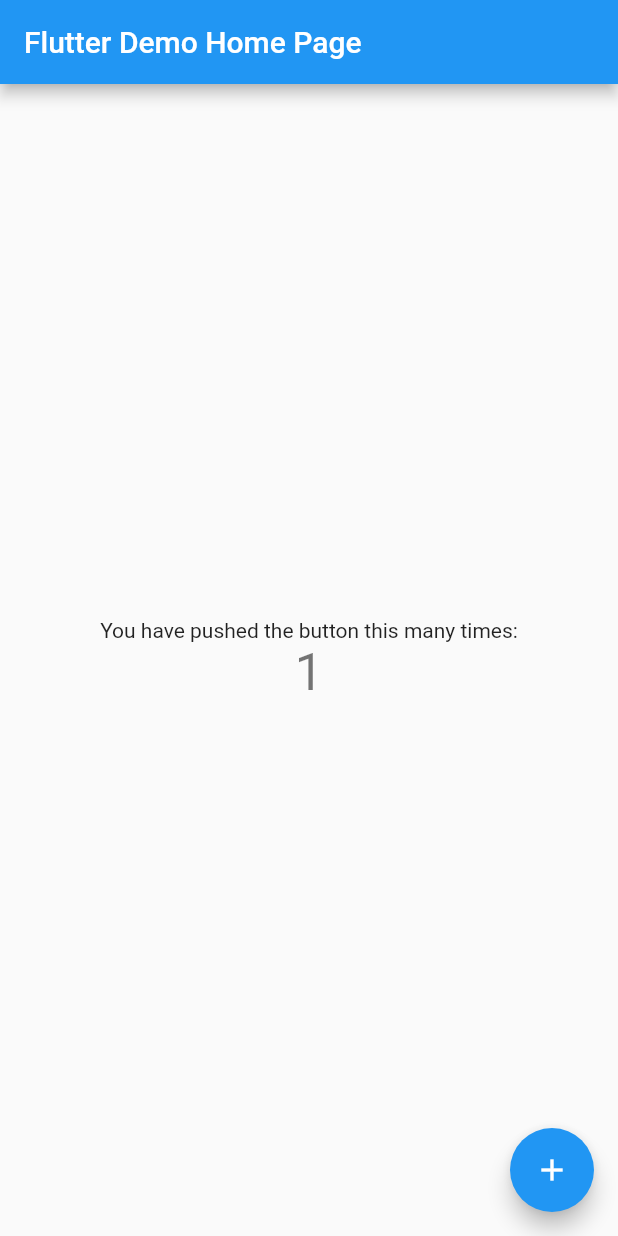
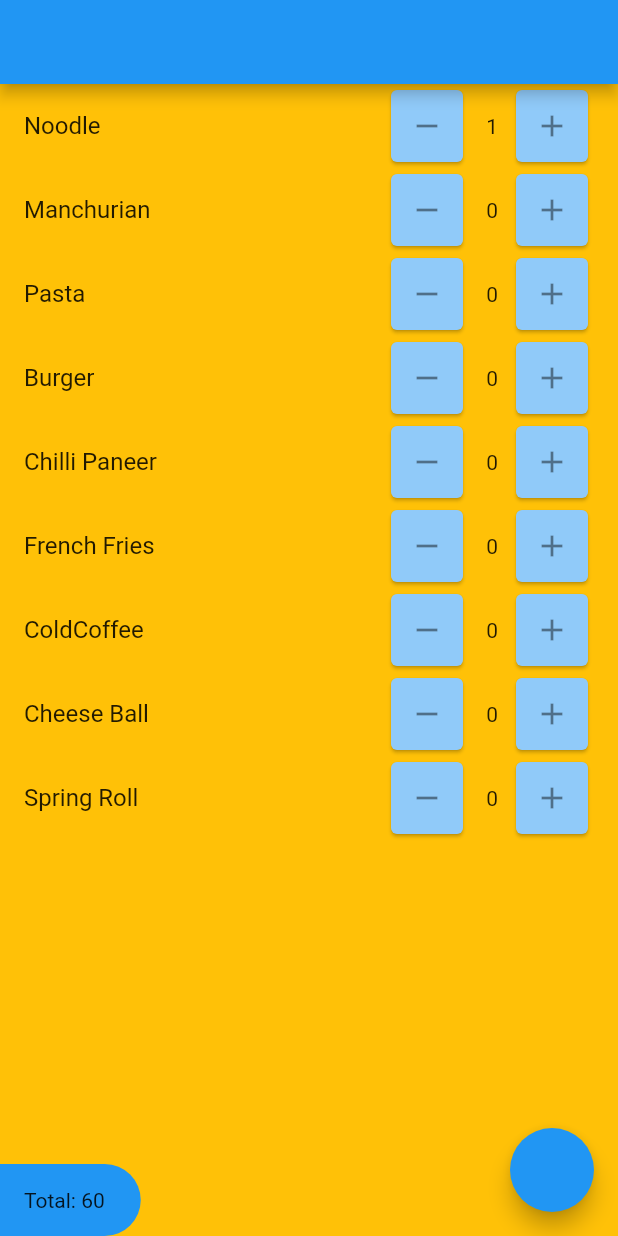
Before and after one commit to Anshu-Jaiswal/hotel_menu_app, a Flutter app: the screen it shows after launch, after a tap on the "add" icon, on a phone screen of 412 x 824 dp. Run offline on Flutter 3.47's test engine with Material 2 defaults, Android fonts, the phone set to English and light mode, and no system bars.

Commit message:
Orderlist Page

```diff
--- a/lib/main.dart
+++ b/lib/main.dart
@@ -1,4 +1,8 @@
 import 'package:flutter/material.dart';
+import 'package:hotel_menu_app/model/item.dart';
+import 'package:hotel_menu_app/order_list_page.dart';
+import 'package:hotel_menu_app/providers/item_provider.dart';
+import 'package:provider/provider.dart';
 
 void main() {
   runApp(const MyApp());
@@ -7,94 +11,13 @@ void main() {
 class MyApp extends StatelessWidget {
   const MyApp({super.key});
 
-  // This widget is the root of your application.
   @override
   Widget build(BuildContext context) {
-    return MaterialApp(
-      title: 'Flutter Demo',
-      theme: ThemeData(
-
-        primarySwatch: Colors.blue,
+    return ChangeNotifierProvider(
+      create: (context) => ItemProvider(allItems),
+      child: MaterialApp(
+        home: OrderListPage(),
       ),
-      home: const MyHomePage(title: 'Flutter Demo Home Page'),
     );
   }
 }
-
-class MyHomePage extends StatefulWidget {
-  const MyHomePage({super.key, required this.title});
-
-
-
-  final String title;
-
-  @override
-  State<MyHomePage> createState() => _MyHomePageState();
-}
-
-class _MyHomePageState extends State<MyHomePage> {
-  int _counter = 0;
-
-  void _incrementCounter() {
-    setState(() {
-      // This call to setState tells the Flutter framework that something has
-      // changed in this State, which causes it to rerun the build method below
-      // so that the display can reflect the updated values. If we changed
-      // _counter without calling setState(), then the build method would not be
-      // called again, and so nothing would appear to happen.
-      _counter++;
-    });
-  }
-
-  @override
-  Widget build(BuildContext context) {
-    // This method is rerun every time setState is called, for instance as done
-    // by the _incrementCounter method above.
-    //
-    // The Flutter framework has been optimized to make rerunning build methods
-    // fast, so that you can just rebuild anything that needs updating rather
-    // than having to individually change instances of widgets.
-    return Scaffold(
-      appBar: AppBar(
-        // Here we take the value from the MyHomePage object that was created by
-        // the App.build method, and use it to set our appbar title.
-        title: Text(widget.title),
-      ),
-      body: Center(
-        // Center is a layout widget. It takes a single child and positions it
-        // in the middle of the parent.
-        child: Column(
-          // Column is also a layout widget. It takes a list of children and
-          // arranges them vertically. By default, it sizes itself to fit its
-          // children horizontally, and tries to be as tall as its parent.
-          //
-          // Invoke "debug painting" (press "p" in the console, choose the
-          // "Toggle Debug Paint" action from the Flutter Inspector in Android
-          // Studio, or the "Toggle Debug Paint" command in Visual Studio Code)
-          // to see the wireframe for each widget.
-          //
-          // Column has various properties to control how it sizes itself and
-          // how it positions its children. Here we use mainAxisAlignment to
-          // center the children vertically; the main axis here is the vertical
-          // axis because Columns are vertical (the cross axis would be
-          // horizontal).
-          mainAxisAlignment: MainAxisAlignment.center,
-          children: <Widget>[
-            const Text(
-              'You have pushed the button this many times:',
-            ),
-            Text(
-              '$_counter',
-              style: Theme.of(context).textTheme.headline4,
-            ),
-          ],
-        ),
-      ),
-      floatingActionButton: FloatingActionButton(
-        onPressed: _incrementCounter,
-        tooltip: 'Increment',
-        child: const Icon(Icons.add),
-      ), // This trailing comma makes auto-formatting nicer for build methods.
-    );
-  }
-}
--- a/lib/model/item.dart
+++ b/lib/model/item.dart
@@ -4,3 +4,15 @@ class Item {
   int price;
   Item({required this.id, required this.name, required this.price});
 }
+
+List<Item> allItems = [
+  Item(id: "N60", name: "Noodle", price: 60),
+  Item(id: "M80", name: "Manchurian", price: 80),
+  Item(id: "P100", name: "Pasta", price: 100),
+  Item(id: "B70", name: "Burger", price: 70),
+  Item(id: "CP120", name: "Chilli Paneer", price: 120),
+  Item(id: "FF50", name: "French Fries", price: 50),
+  Item(id: "CC60", name: "ColdCoffee", price: 60),
+  Item(id: "CB150", name: "Cheese Ball", price: 150),
+  Item(id: "SR100", name: "Spring Roll", price: 100),
+];
--- /dev/null
+++ b/lib/order_confirm_page.dart
@@ -0,0 +1,16 @@
+import 'package:flutter/material.dart';
+import 'package:provider/provider.dart';
+
+import 'providers/item_provider.dart';
+
+class OrderConfirmPage extends StatelessWidget {
+  const OrderConfirmPage({Key? key}) : super(key: key);
+
+  @override
+  Widget build(BuildContext context) {
+    context.read<ItemProvider>().filterItem();
+    return Scaffold(
+      appBar: AppBar(),
+    );
+  }
+}
--- /dev/null
+++ b/lib/order_list_page.dart
@@ -0,0 +1,106 @@
+import 'package:flutter/material.dart';
+import 'package:hotel_menu_app/providers/item_provider.dart';
+import 'package:provider/provider.dart';
+
+import 'model/item.dart';
+import 'order_confirm_page.dart';
+
+class OrderListPage extends StatelessWidget {
+  const OrderListPage({Key? key}) : super(key: key);
+
+  @override
+  Widget build(BuildContext context) {
+    final list = context.read<ItemProvider>().list;
+    return Scaffold(
+      backgroundColor: Colors.amber,
+      appBar: AppBar(),
+      body: Stack(
+        children: [
+          ListView.builder(
+            itemCount: list.length,
+            itemBuilder: (context, index) {
+              var item = list[index];
+              return ListTile(
+                title: Text(item.name),
+                trailing: _UpdateOrderWidget(item),
+              );
+            },
+          ),
+          Positioned.fill(
+            child: Align(
+              alignment: Alignment.bottomLeft,
+              child: Container(
+                decoration: BoxDecoration(
+                  color: Colors.blue,
+                  borderRadius: BorderRadius.only(
+                    bottomRight: Radius.circular(100),
+                    topRight: Radius.circular(100),
+                  ),
+                ),
+                padding: const EdgeInsets.fromLTRB(16, 16, 24, 16),
+                child: Text(
+                    "Total: ${context.select((ItemProvider p) => p.total)}"),
+              ),
+            ),
+          ),
+        ],
+      ),
+      floatingActionButton: FloatingActionButton(
+        onPressed: () {
+          Navigator.push(context,
+              MaterialPageRoute(builder: (context) => OrderConfirmPage()));
+        },
+      ),
+    );
+  }
+}
+
+class _UpdateOrderWidget extends StatelessWidget {
+  const _UpdateOrderWidget(this.item, {Key? key}) : super(key: key);
+  final Item item;
+
+  @override
+  Widget build(BuildContext context) {
+    return Row(
+      mainAxisSize: MainAxisSize.min,
+      children: [
+        _ChangeOrderBtn(Icons.remove, () => _decreaseCount(context)),
+        Padding(
+          padding: const EdgeInsets.symmetric(horizontal: 8.0),
+          child: Text(context
+              .watch<ItemProvider>()
+              .getItemCount(item)
+              .toString()
+              .padLeft(2)),
+        ),
+        _ChangeOrderBtn(Icons.add, () => _increaseCount(context)),
+      ],
+    );
+  }
+
+  void _increaseCount(BuildContext context) {
+    context.read<ItemProvider>().increaseCountByOne(item);
+  }
+
+  void _decreaseCount(BuildContext context) {
+    context.read<ItemProvider>().decreaseCountByOne(item);
+  }
+}
+
+class _ChangeOrderBtn extends StatelessWidget {
+  const _ChangeOrderBtn(this.icon, this.onPressed, {Key? key})
+      : super(key: key);
+  final IconData icon;
+  final VoidCallback onPressed;
+
+  @override
+  Widget build(BuildContext context) {
+    return Card(
+      color: Colors.blue.shade200,
+      child: IconButton(
+        icon: Icon(icon),
+        onPressed: onPressed,
+      ),
+    );
+  }
+}
--- /dev/null
+++ b/lib/providers/item_provider.dart
@@ -0,0 +1,57 @@
+import 'package:flutter/foundation.dart';
+import 'package:flutter/material.dart';
+import 'package:hotel_menu_app/model/item.dart';
+
+class ItemProvider with ChangeNotifier {
+  static const int maxCount = 10;
+  final Map<Item, int> _map = {};
+  late final List<Item> _list;
+
+  ItemProvider(this._list) {
+    for (Item i in _list) {
+      _map[i] = 0;
+    }
+  }
+
+  List<Item> get list => List.unmodifiable(_list);
+
+  int getItemCount(Item item) {
+    _verifyItemFound(item);
+    return _map[item]!;
+  }
+
+  void increaseCountByOne(Item item) {
+    _verifyItemFound(item);
+    _map.update(item, (v) => v >= maxCount ? maxCount : v + 1);
+    notifyListeners();
+  }
+
+  void decreaseCountByOne(Item item) {
+    _verifyItemFound(item);
+    _map.update(item, (v) => v <= 1 ? 0 : v - 1);
+    notifyListeners();
+  }
+
+  _verifyItemFound(Item item) {
+    if (!_list.contains(item)) {
+      throw Exception("Unknown Item");
+      //this condition should never happen; it means the backing list does not contain the given item
+    }
+  }
+
+  int get total {
+    int total = 0;
+    for (var e in _map.entries) {
+      total += (e.key.price * e.value);
+    }
+    return total;
+  }
+
+  Map<Item, int> filterItem() {
+    var selectedItem = <Item, int>{};
+    selectedItem.addAll(_map);
+    selectedItem.removeWhere((item, count) => count == 0);
+    print(selectedItem);
+    return selectedItem;
+  }
+}
--- a/pubspec.yaml
+++ b/pubspec.yaml
@@ -36,6 +36,7 @@ dependencies:
   # The following adds the Cupertino Icons font to your application.
   # Use with the CupertinoIcons class for iOS style icons.
   cupertino_icons: ^1.0.2
+  provider: ^6.0.5
 
 
 dev_dependencies:
```
Also changed, not shown: pubspec.lock.
